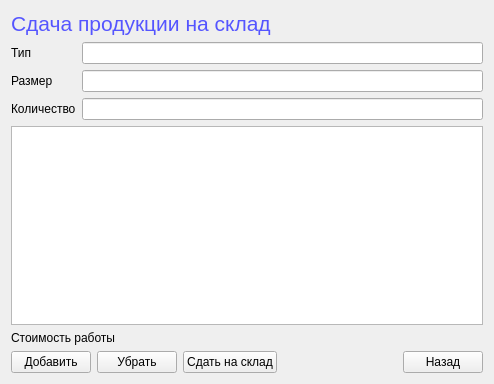
Qt form stockinforma.ui (Lelius/protyazhka) before a commit.
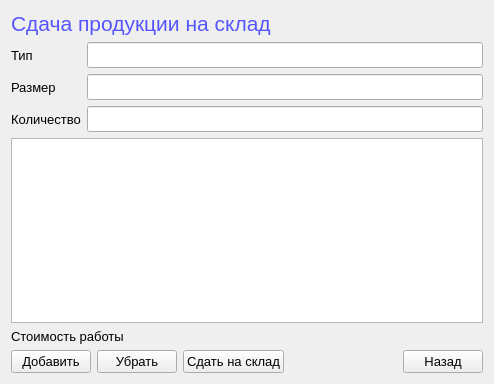
The same form after that commit.

Commit message: Увеличил различные шрифты в формах. Стало намного приятнее для глаз.

```diff
--- a/stockinforma.ui
+++ b/stockinforma.ui
@@ -26,6 +26,11 @@
       <layout class="QGridLayout" name="gridLayout">
        <item row="0" column="4">
         <widget class="QPushButton" name="pushButtonBackStock">
+         <property name="font">
+          <font>
+           <pointsize>10</pointsize>
+          </font>
+         </property>
          <property name="text">
           <string>Назад</string>
          </property>
@@ -46,6 +51,11 @@
        </item>
        <item row="0" column="1">
         <widget class="QPushButton" name="pushButtonInReset">
+         <property name="font">
+          <font>
+           <pointsize>10</pointsize>
+          </font>
+         </property>
          <property name="text">
           <string>Убрать</string>
          </property>
@@ -53,6 +63,11 @@
        </item>
        <item row="0" column="2">
         <widget class="QPushButton" name="pushButtonInAddStock">
+         <property name="font">
+          <font>
+           <pointsize>10</pointsize>
+          </font>
+         </property>
          <property name="text">
           <string>Сдать на склад</string>
          </property>
@@ -60,6 +75,11 @@
        </item>
        <item row="0" column="0">
         <widget class="QPushButton" name="pushButtonInNext">
+         <property name="font">
+          <font>
+           <pointsize>10</pointsize>
+          </font>
+         </property>
          <property name="text">
           <string>Добавить</string>
          </property>
@@ -78,6 +98,11 @@
       <layout class="QGridLayout" name="gridLayout_2">
        <item row="2" column="0">
         <widget class="QLabel" name="labelInNumber">
+         <property name="font">
+          <font>
+           <pointsize>10</pointsize>
+          </font>
+         </property>
          <property name="text">
           <string>Количество</string>
          </property>
@@ -85,22 +110,50 @@
        </item>
        <item row="0" column="0">
         <widget class="QLabel" name="labelInType">
+         <property name="font">
+          <font>
+           <pointsize>10</pointsize>
+          </font>
+         </property>
          <property name="text">
           <string>Тип</string>
          </property>
         </widget>
        </item>
        <item row="1" column="1">
-        <widget class="QLineEdit" name="lineEditInSize"/>
+        <widget class="QLineEdit" name="lineEditInSize">
+         <property name="font">
+          <font>
+           <pointsize>11</pointsize>
+          </font>
+         </property>
+        </widget>
        </item>
        <item row="2" column="1">
-        <widget class="QLineEdit" name="lineEditInNumber"/>
+        <widget class="QLineEdit" name="lineEditInNumber">
+         <property name="font">
+          <font>
+           <pointsize>11</pointsize>
+          </font>
+         </property>
+        </widget>
        </item>
        <item row="0" column="1">
-        <widget class="QLineEdit" name="lineEditInType"/>
+        <widget class="QLineEdit" name="lineEditInType">
+         <property name="font">
+          <font>
+           <pointsize>11</pointsize>
+          </font>
+         </property>
+        </widget>
        </item>
        <item row="1" column="0">
         <widget class="QLabel" name="labelInSize">
+         <property name="font">
+          <font>
+           <pointsize>10</pointsize>
+          </font>
+         </property>
          <property name="text">
           <string>Размер</string>
          </property>
@@ -109,10 +162,21 @@
       </layout>
      </item>
      <item row="2" column="0">
-      <widget class="QTableView" name="tableViewInStock"/>
+      <widget class="QTableView" name="tableViewInStock">
+       <property name="font">
+        <font>
+         <pointsize>11</pointsize>
+        </font>
+       </property>
+      </widget>
      </item>
      <item row="3" column="0">
       <widget class="QLabel" name="labelTextCostOfWork">
+       <property name="font">
+        <font>
+         <pointsize>10</pointsize>
+        </font>
+       </property>
        <property name="text">
         <string>Стоимость работы</string>
        </property>
```
The commit also changes 7 other files.
